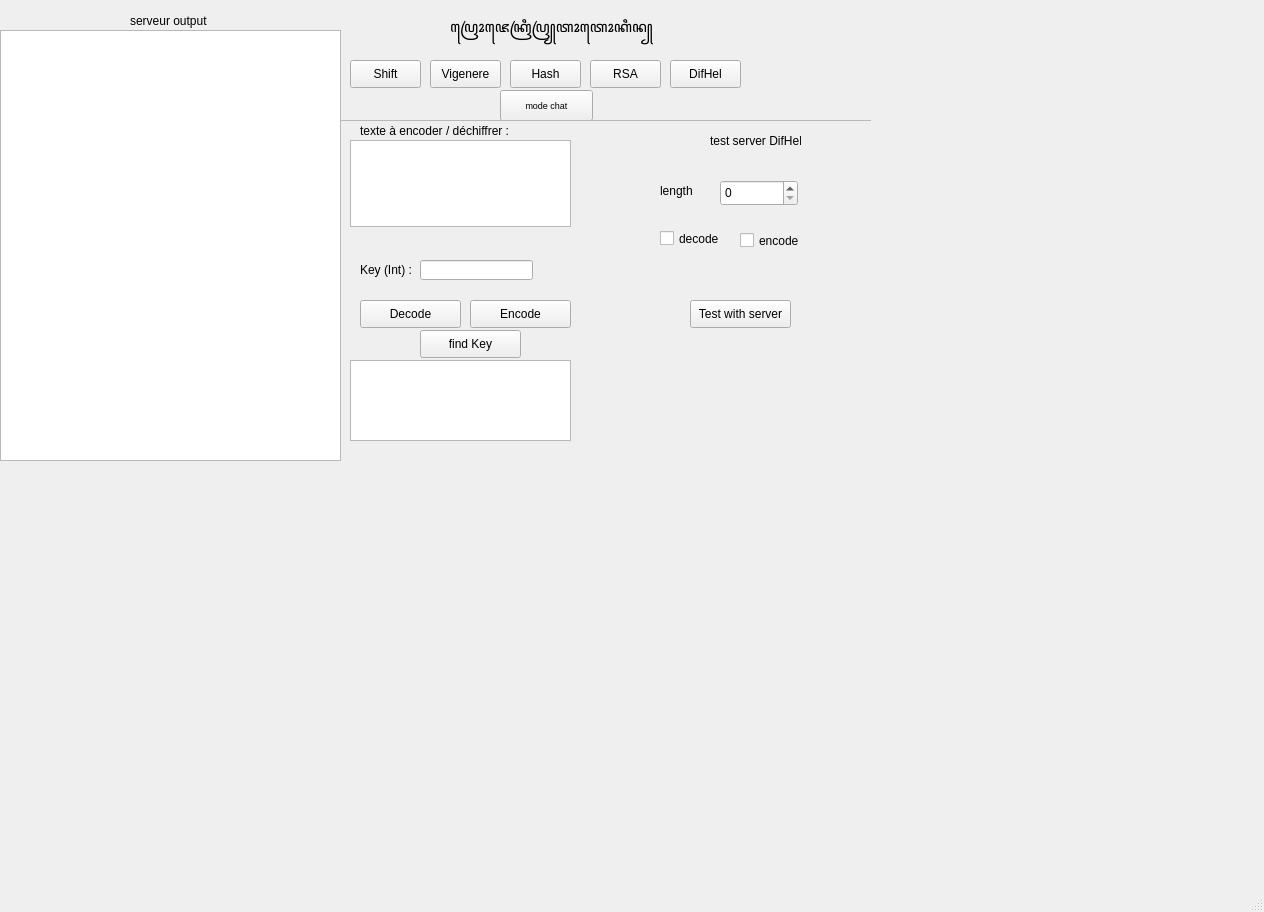
Nerolans/CrySec, file GUI/Gui.ui: the form before one commit.
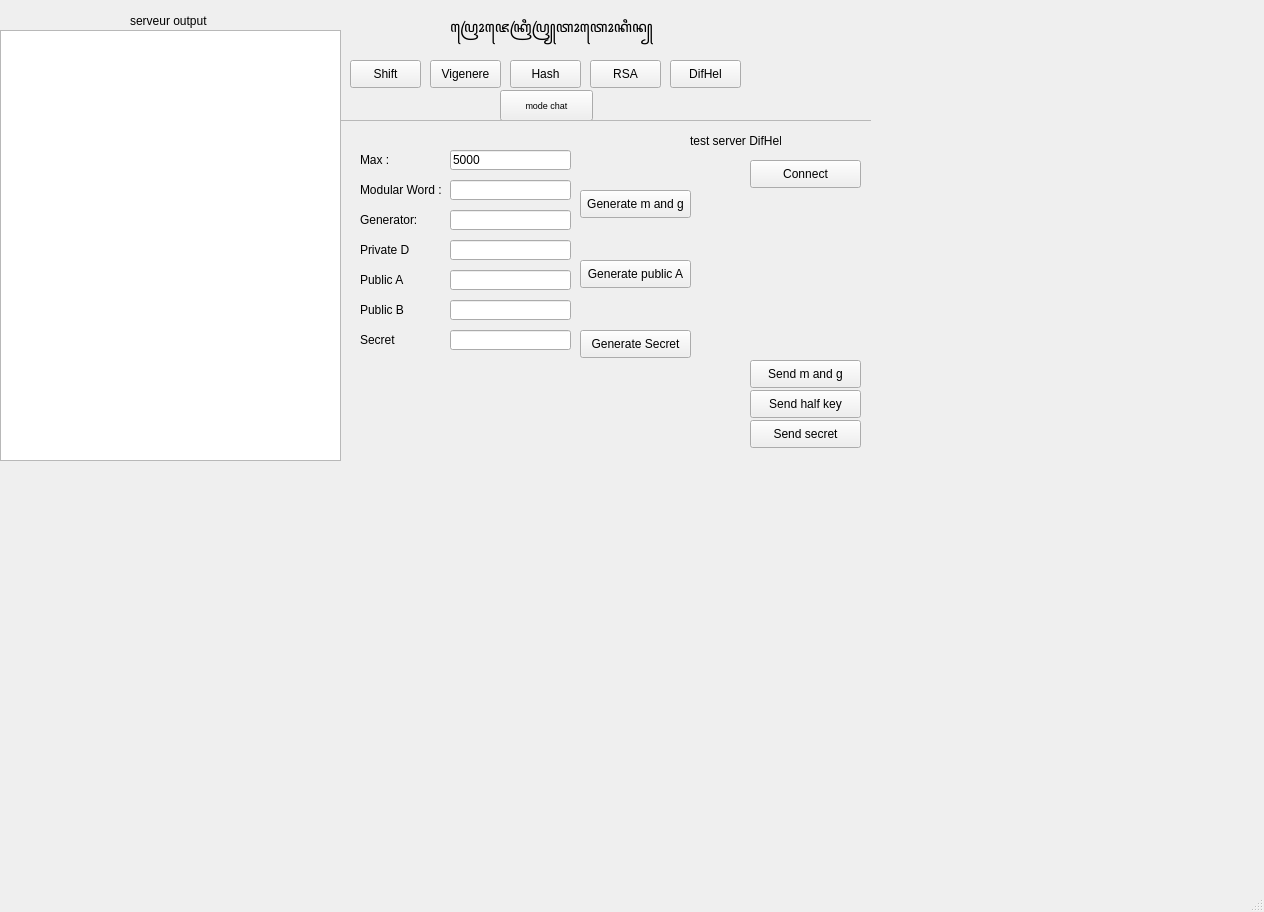
The form after the commit. The open tabs and pages were chosen to show the change.

Commit message: finished diffie-hellman (to check when server is up

Diff of the .ui file:
```diff
--- a/GUI/Gui.ui
+++ b/GUI/Gui.ui
@@ -883,69 +883,33 @@
       <widget class="QLineEdit" name="shift_key_3">
        <property name="geometry">
         <rect>
-         <x>80</x>
-         <y>140</y>
-         <width>113</width>
+         <x>110</x>
+         <y>30</y>
+         <width>121</width>
          <height>20</height>
         </rect>
        </property>
-      </widget>
-      <widget class="QPushButton" name="btn_shift_findKey_3">
-       <property name="geometry">
-        <rect>
-         <x>80</x>
-         <y>210</y>
-         <width>101</width>
-         <height>28</height>
-        </rect>
-       </property>
        <property name="text">
-        <string>find Key</string>
-       </property>
-      </widget>
-      <widget class="QPushButton" name="btn_shift_encode_3">
-       <property name="geometry">
-        <rect>
-         <x>130</x>
-         <y>180</y>
-         <width>101</width>
-         <height>28</height>
-        </rect>
-       </property>
-       <property name="text">
-        <string>Encode</string>
+        <string>5000</string>
        </property>
       </widget>
       <widget class="QLabel" name="label_18">
        <property name="geometry">
         <rect>
          <x>20</x>
-         <y>140</y>
+         <y>30</y>
          <width>51</width>
          <height>20</height>
         </rect>
        </property>
        <property name="text">
-        <string>Key (Int) :</string>
-       </property>
-      </widget>
-      <widget class="QPushButton" name="btn_shift_serverTest_3">
-       <property name="geometry">
-        <rect>
-         <x>350</x>
-         <y>180</y>
-         <width>101</width>
-         <height>28</height>
-        </rect>
-       </property>
-       <property name="text">
-        <string>Test with server</string>
+        <string>Max :</string>
        </property>
       </widget>
       <widget class="QLabel" name="label_19">
        <property name="geometry">
         <rect>
-         <x>370</x>
+         <x>350</x>
          <y>10</y>
          <width>91</width>
          <height>21</height>
@@ -955,99 +919,251 @@
         <string>test server DifHel</string>
        </property>
       </widget>
-      <widget class="QCheckBox" name="shift_encode_3">
-       <property name="geometry">
-        <rect>
-         <x>400</x>
-         <y>110</y>
-         <width>71</width>
-         <height>21</height>
-        </rect>
-       </property>
-       <property name="text">
-        <string>encode</string>
-       </property>
-      </widget>
-      <widget class="QCheckBox" name="shift_decode_3">
-       <property name="geometry">
-        <rect>
-         <x>320</x>
-         <y>110</y>
-         <width>74</width>
-         <height>17</height>
-        </rect>
-       </property>
-       <property name="text">
-        <string>decode</string>
-       </property>
-      </widget>
-      <widget class="QTextEdit" name="difhel_text">
-       <property name="geometry">
-        <rect>
-         <x>10</x>
-         <y>20</y>
-         <width>221</width>
-         <height>87</height>
-        </rect>
-       </property>
-      </widget>
       <widget class="QLabel" name="label_20">
        <property name="geometry">
         <rect>
-         <x>320</x>
+         <x>20</x>
          <y>60</y>
-         <width>41</width>
-         <height>21</height>
+         <width>91</width>
+         <height>20</height>
         </rect>
        </property>
        <property name="text">
-        <string>length</string>
+        <string>Modular Word :</string>
        </property>
       </widget>
-      <widget class="QSpinBox" name="shift_length_3">
+      <widget class="QLabel" name="label_24">
        <property name="geometry">
         <rect>
-         <x>380</x>
+         <x>20</x>
+         <y>90</y>
+         <width>91</width>
+         <height>20</height>
+        </rect>
+       </property>
+       <property name="text">
+        <string>Generator:</string>
+       </property>
+      </widget>
+      <widget class="QLabel" name="label_25">
+       <property name="geometry">
+        <rect>
+         <x>20</x>
+         <y>120</y>
+         <width>91</width>
+         <height>20</height>
+        </rect>
+       </property>
+       <property name="text">
+        <string>Private D</string>
+       </property>
+      </widget>
+      <widget class="QLabel" name="label_26">
+       <property name="geometry">
+        <rect>
+         <x>20</x>
+         <y>150</y>
+         <width>91</width>
+         <height>20</height>
+        </rect>
+       </property>
+       <property name="text">
+        <string>Public A</string>
+       </property>
+      </widget>
+      <widget class="QLabel" name="label_27">
+       <property name="geometry">
+        <rect>
+         <x>20</x>
+         <y>180</y>
+         <width>91</width>
+         <height>20</height>
+        </rect>
+       </property>
+       <property name="text">
+        <string>Public B</string>
+       </property>
+      </widget>
+      <widget class="QLineEdit" name="DiffHel_prime">
+       <property name="geometry">
+        <rect>
+         <x>110</x>
          <y>60</y>
-         <width>78</width>
-         <height>26</height>
+         <width>121</width>
+         <height>20</height>
         </rect>
        </property>
+       <property name="text">
+        <string/>
+       </property>
       </widget>
-      <widget class="QLabel" name="label_21">
+      <widget class="QLineEdit" name="DiffHel_generator">
        <property name="geometry">
         <rect>
+         <x>110</x>
+         <y>90</y>
+         <width>121</width>
+         <height>20</height>
+        </rect>
+       </property>
+       <property name="text">
+        <string/>
+       </property>
+      </widget>
+      <widget class="QLineEdit" name="DiffHel_key_private">
+       <property name="geometry">
+        <rect>
+         <x>110</x>
+         <y>120</y>
+         <width>121</width>
+         <height>20</height>
+        </rect>
+       </property>
+       <property name="text">
+        <string/>
+       </property>
+      </widget>
+      <widget class="QLineEdit" name="DiffHel_key_public_a">
+       <property name="geometry">
+        <rect>
+         <x>110</x>
+         <y>150</y>
+         <width>121</width>
+         <height>20</height>
+        </rect>
+       </property>
+       <property name="text">
+        <string/>
+       </property>
+      </widget>
+      <widget class="QLineEdit" name="DiffHel_key_public_b">
+       <property name="geometry">
+        <rect>
+         <x>110</x>
+         <y>180</y>
+         <width>121</width>
+         <height>20</height>
+        </rect>
+       </property>
+       <property name="text">
+        <string/>
+       </property>
+      </widget>
+      <widget class="QLabel" name="label_28">
+       <property name="geometry">
+        <rect>
          <x>20</x>
-         <y>0</y>
-         <width>161</width>
-         <height>21</height>
+         <y>210</y>
+         <width>91</width>
+         <height>20</height>
         </rect>
        </property>
        <property name="text">
-        <string>texte à encoder / déchiffrer :</string>
+        <string>Secret</string>
        </property>
       </widget>
-      <widget class="QTextEdit" name="shift_result_3">
+      <widget class="QLineEdit" name="DiffHel_secret">
        <property name="geometry">
         <rect>
-         <x>10</x>
+         <x>110</x>
+         <y>210</y>
+         <width>121</width>
+         <height>20</height>
+        </rect>
+       </property>
+       <property name="text">
+        <string/>
+       </property>
+      </widget>
+      <widget class="QPushButton" name="btn_DiffHel_Generate1">
+       <property name="geometry">
+        <rect>
+         <x>240</x>
+         <y>70</y>
+         <width>111</width>
+         <height>28</height>
+        </rect>
+       </property>
+       <property name="text">
+        <string>Generate m and g</string>
+       </property>
+      </widget>
+      <widget class="QPushButton" name="btn_DiffHel_Generate3">
+       <property name="geometry">
+        <rect>
+         <x>240</x>
+         <y>210</y>
+         <width>111</width>
+         <height>28</height>
+        </rect>
+       </property>
+       <property name="text">
+        <string>Generate Secret</string>
+       </property>
+      </widget>
+      <widget class="QPushButton" name="btn_DiffHel_Generate2">
+       <property name="geometry">
+        <rect>
+         <x>240</x>
+         <y>140</y>
+         <width>111</width>
+         <height>28</height>
+        </rect>
+       </property>
+       <property name="text">
+        <string>Generate public A</string>
+       </property>
+      </widget>
+      <widget class="QPushButton" name="btn_DiffHel_part3_Send">
+       <property name="geometry">
+        <rect>
+         <x>410</x>
+         <y>300</y>
+         <width>111</width>
+         <height>28</height>
+        </rect>
+       </property>
+       <property name="text">
+        <string>Send secret</string>
+       </property>
+      </widget>
+      <widget class="QPushButton" name="btn_DiffHel_part2_Send">
+       <property name="geometry">
+        <rect>
+         <x>410</x>
+         <y>270</y>
+         <width>111</width>
+         <height>28</height>
+        </rect>
+       </property>
+       <property name="text">
+        <string>Send half key</string>
+       </property>
+      </widget>
+      <widget class="QPushButton" name="btn_DiffHel_part1_Send">
+       <property name="geometry">
+        <rect>
+         <x>410</x>
          <y>240</y>
-         <width>221</width>
-         <height>81</height>
+         <width>111</width>
+         <height>28</height>
         </rect>
        </property>
+       <property name="text">
+        <string>Send m and g</string>
+       </property>
       </widget>
       <widget class="QPushButton" name="btn_shift_decode_3">
        <property name="geometry">
         <rect>
-         <x>20</x>
-         <y>180</y>
-         <width>101</width>
+         <x>410</x>
+         <y>40</y>
+         <width>111</width>
          <height>28</height>
         </rect>
        </property>
        <property name="text">
-        <string>Decode</string>
+        <string>Connect</string>
        </property>
       </widget>
      </widget>
```
Left out of the diff: 8 changed lines with no effect on the pictures. The commit also changes 3 other files.
